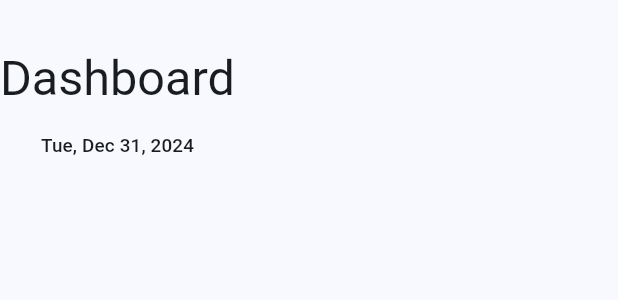
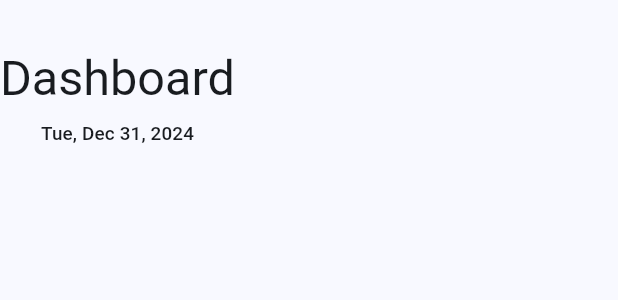
Before and after one commit to cbrf2002/fundi, a Flutter app: the DashboardHeader widget shown alone on an empty page, opened directly, on a phone screen of 412 x 824 dp. Shown: the top 300 px of the screen. Run offline on Flutter 3.47's test engine with Material 3 defaults, Android fonts, the light colour scheme and no system bars; our stand-ins replace cloud_firestore, firebase_auth, firebase_core, fl_chart, flutter_svg, google_fonts and 3 more; accounts and stored records are empty; Roboto replaces fonts that are missing (Maven Pro).

Commit message:
Lowered spacing height

```diff
--- a/lib/features/dashboard/widgets/dashboard_header.dart
+++ b/lib/features/dashboard/widgets/dashboard_header.dart
@@ -15,9 +15,9 @@ class DashboardHeader extends StatelessWidget {
         crossAxisAlignment: CrossAxisAlignment.center,
         children: [
           Text('Dashboard', style: Theme.of(context).textTheme.displaySmall),
-          const SizedBox(height: 16),
+          const SizedBox(height: 8),
           Text(formattedDate, style: Theme.of(context).textTheme.titleSmall),
-          const SizedBox(height: 64),
+          const SizedBox(height: 8),
         ],
       ),
     );
```
